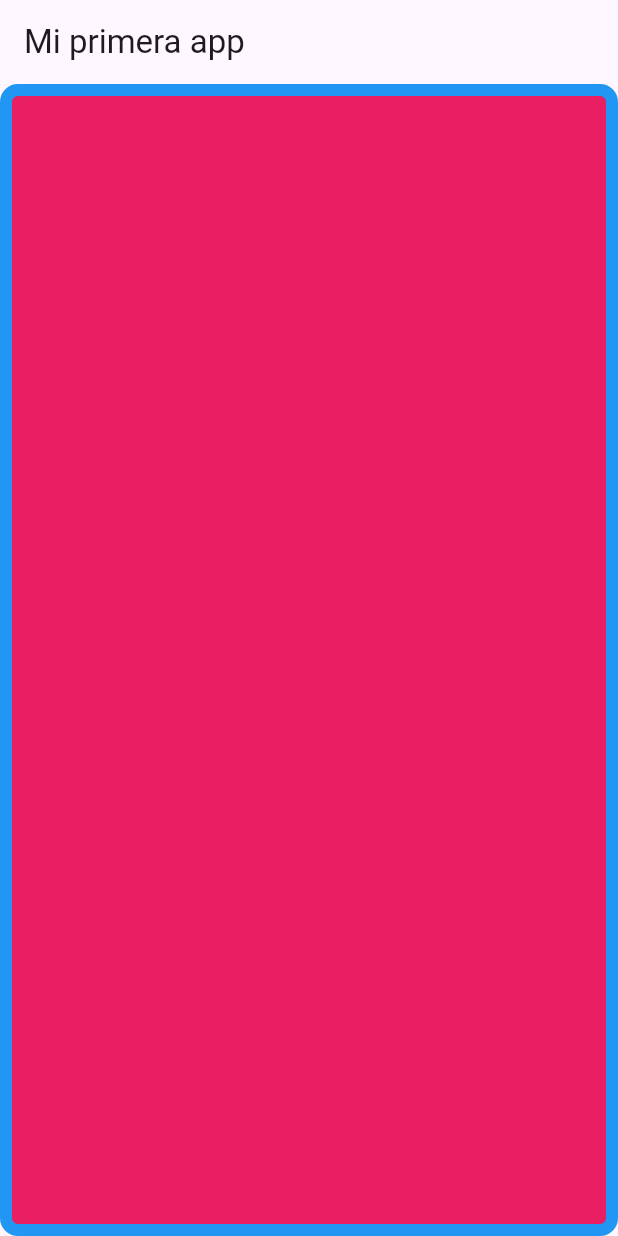
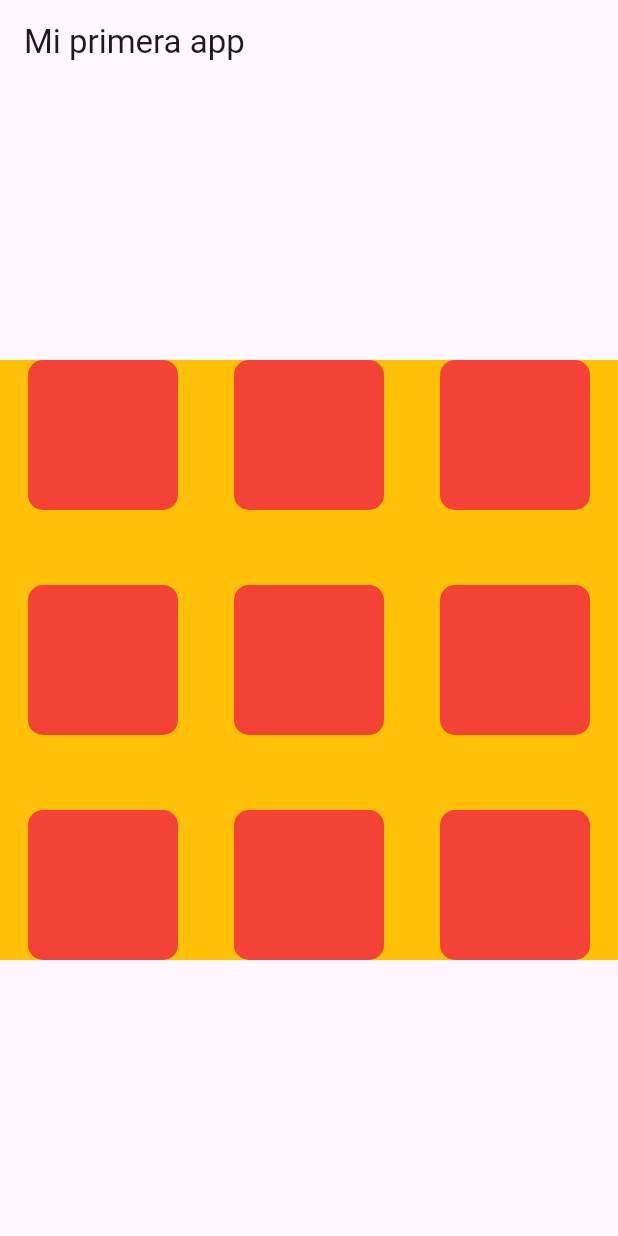
Before and after one commit to RicharC293/flutter_basics, a Flutter app: the screen it shows after launch, on a phone screen of 412 x 824 dp. Run offline on Flutter 3.47's test engine with Material 3 defaults, Android fonts, the phone set to English and light mode, and no system bars.

Commit message:
feat: Add solution image to README and update home screen layout

```diff
--- a/lib/screens/home_screen.dart
+++ b/lib/screens/home_screen.dart
@@ -32,30 +32,112 @@ class HomeScreen extends StatelessWidget {
       //     ],
       //   ),
       // ),
+      // body: Center(
+      //   child: Container(
+      //     // width: 100,
+      //     // height: 100,
+      //     // Colors -> acceder a los colores
+      //     // color: Colors.pink,
+      //     // Centra el contenido
+      //     alignment: Alignment.center,
+      //     decoration: BoxDecoration(
+      //       color: Colors.pink,
+      //       // image: const DecorationImage(
+      //       //   image: NetworkImage(
+      //       //       'https://flutter.github.io/assets-for-api-docs/assets/widgets/owl-2.jpg'),
+      //       //   fit: BoxFit.cover,
+      //       // ),
+      //       border: Border.all(
+      //         width: 8,
+      //         color: Colors.blue,
+      //       ),
+      //       borderRadius: BorderRadius.circular(12),
+      //       /// Solo un circulo
+      //       // shape: BoxShape.circle,
+      //     ),
+      //     // child: Text("X"),
+      //   ),
+      // ),
+
+      /// Propuesta de solución
       body: Center(
         child: Container(
-          // width: 100,
-          // height: 100,
-          // Colors -> acceder a los colores
-          // color: Colors.pink,
-          // Centra el contenido
-          alignment: Alignment.center,
-          decoration: BoxDecoration(
-            color: Colors.pink,
-            // image: const DecorationImage(
-            //   image: NetworkImage(
-            //       'https://flutter.github.io/assets-for-api-docs/assets/widgets/owl-2.jpg'),
-            //   fit: BoxFit.cover,
-            // ),
-            border: Border.all(
-              width: 8,
-              color: Colors.blue,
-            ),
-            borderRadius: BorderRadius.circular(12),
-            /// Solo un circulo
-            // shape: BoxShape.circle,
+          height: 400,
+          color: Colors.amber,
+          child: Row(
+            mainAxisAlignment: MainAxisAlignment.spaceAround,
+            children: [
+              Column(
+                mainAxisAlignment: MainAxisAlignment.spaceBetween,
+                children: [
+                  Container(
+                    width: 100,
+                    height: 100,
+                    decoration: BoxDecoration(
+                        color: Colors.red, borderRadius: BorderRadius.circular(10)),
+                  ),
+                  Container(
+                    width: 100,
+                    height: 100,
+                    decoration: BoxDecoration(
+                        color: Colors.red, borderRadius: BorderRadius.circular(10)),
+                  ),
+                  Container(
+                    width: 100,
+                    height: 100,
+                    decoration: BoxDecoration(
+                        color: Colors.red, borderRadius: BorderRadius.circular(10)),
+                  ),
+                ],
+              ),
+              Column(
+                mainAxisAlignment: MainAxisAlignment.spaceBetween,
+                children: [
+                  Container(
+                    width: 100,
+                    height: 100,
+                    decoration: BoxDecoration(
+                        color: Colors.red, borderRadius: BorderRadius.circular(10)),
+                  ),
+                  Container(
+                    width: 100,
+                    height: 100,
+                    decoration: BoxDecoration(
+                        color: Colors.red, borderRadius: BorderRadius.circular(10)),
+                  ),
+                  Container(
+                    width: 100,
+                    height: 100,
+                    decoration: BoxDecoration(
+                        color: Colors.red, borderRadius: BorderRadius.circular(10)),
+                  ),
+                ],
+              ),
+              Column(
+                mainAxisAlignment: MainAxisAlignment.spaceBetween,
+                children: [
+                  Container(
+                    width: 100,
+                    height: 100,
+                    decoration: BoxDecoration(
+                        color: Colors.red, borderRadius: BorderRadius.circular(10)),
+                  ),
+                  Container(
+                    width: 100,
+                    height: 100,
+                    decoration: BoxDecoration(
+                        color: Colors.red, borderRadius: BorderRadius.circular(10)),
+                  ),
+                  Container(
+                    width: 100,
+                    height: 100,
+                    decoration: BoxDecoration(
+                        color: Colors.red, borderRadius: BorderRadius.circular(10)),
+                  ),
+                ],
+              ),
+            ],
           ),
-          // child: Text("X"),
         ),
       ),
     );
```
Also changed, not shown: solution.png (added), 1 other file.
